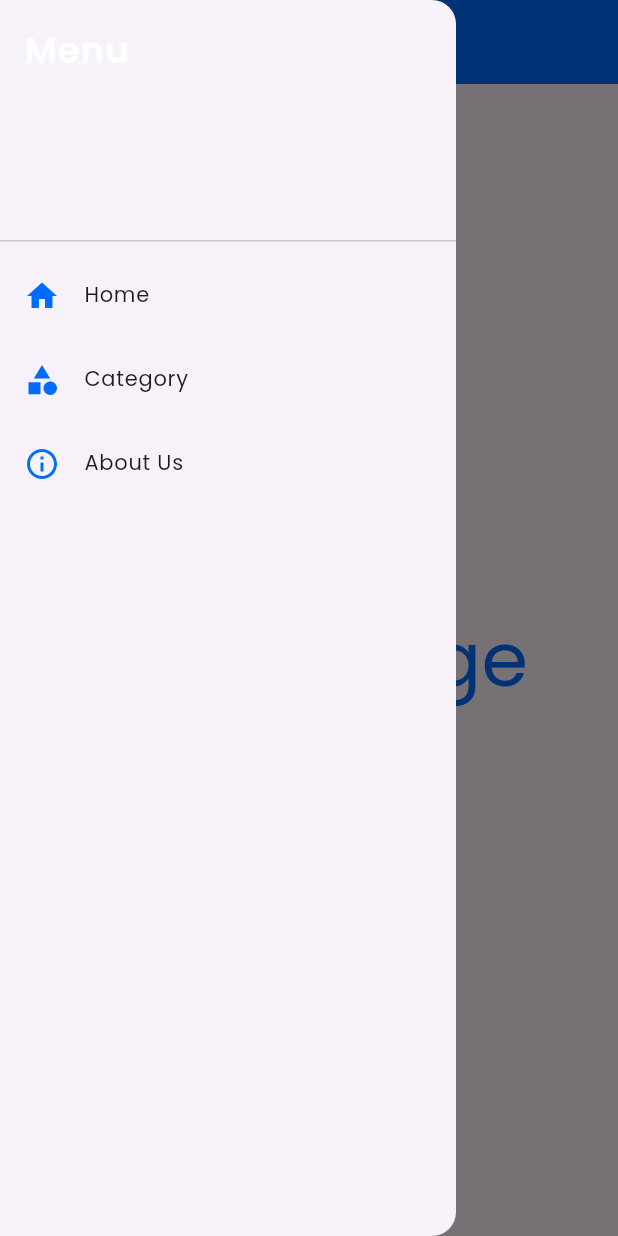
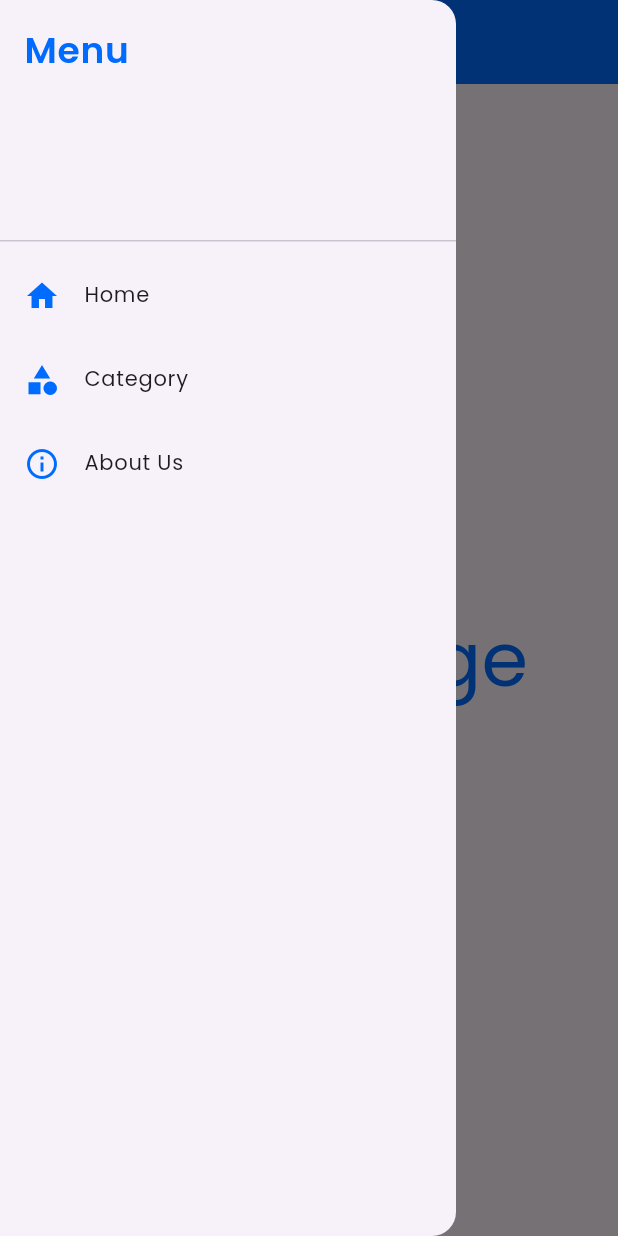
Before and after one commit to TanjimAnim/flutter-app, a Flutter app: the screen it shows after launch, with the side drawer open, on a phone screen of 412 x 824 dp. Run offline on Flutter 3.47's test engine with Material 3 defaults, Android fonts, the phone set to English and light mode, and no system bars; our stand-ins replace google_fonts.

Commit message:
style fix

```diff
--- a/lib/main.dart
+++ b/lib/main.dart
@@ -49,7 +49,7 @@ class CustomDrawer extends StatelessWidget {
             child: Text(
               "Menu",
               style: GoogleFonts.poppins(
-                color: Colors.white,
+                color: Color(0xff006cff),
                 fontSize: 24.0,
                 fontWeight: FontWeight.w600,
               ),
```
